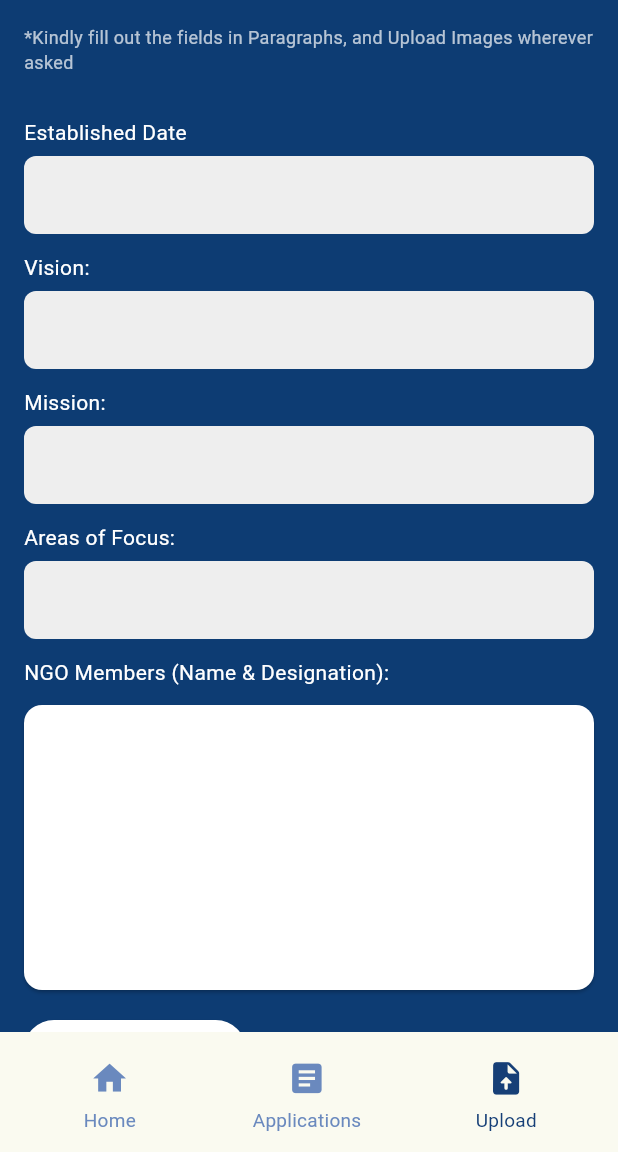
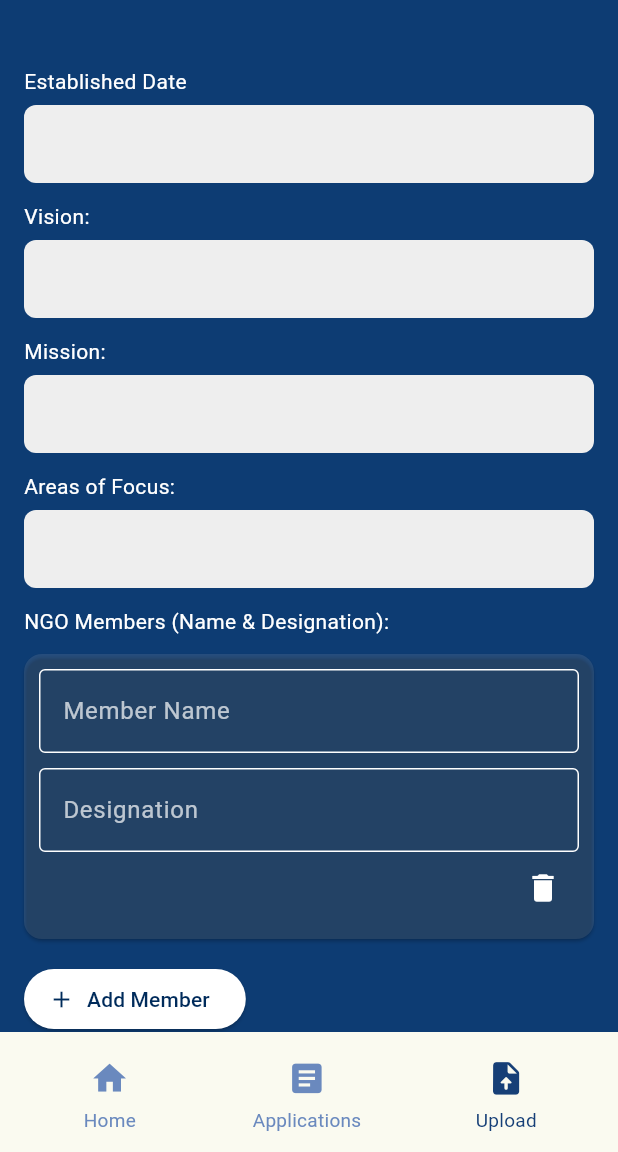
Before and after one commit to suzannedantis/ngobeacon, a Flutter app: the UpdateNGOWikiPage screen opened directly, on a phone screen of 412 x 824 dp, the part 84-1236 px from its top. Run offline on Flutter 3.47's test engine with Material 3 defaults, Android fonts, the phone set to English and light mode, and no system bars; our stand-ins replace fl_chart, google_fonts, google_sign_in, image_picker, supabase_flutter; accounts and stored records are empty.

Commit message:
added designation and made success stories as cards

```diff
--- a/lib/NGO_WIKI/update_ngowiki_page.dart
+++ b/lib/NGO_WIKI/update_ngowiki_page.dart
@@ -44,10 +44,6 @@
           child: Column(
             crossAxisAlignment: CrossAxisAlignment.start,
             children: [
-              const Text(
-                '*Kindly fill out the fields in Paragraphs, and Upload Images wherever asked',
-                style: TextStyle(color: Colors.white70, fontSize: 12),
-              ),
               const SizedBox(height: 16),
               buildLabel('Established Date'),
               buildField(),
@@ -64,7 +60,7 @@
                 itemCount: _nameControllers.length,
                 itemBuilder: (context, index) {
                   return Card(
-                    color: Colors.white,
+                    color: Colors.white.withOpacity(0.1),
                     margin: EdgeInsets.symmetric(vertical: 6),
                     child: Padding(
                       padding: const EdgeInsets.all(10),
@@ -128,8 +124,6 @@
                   foregroundColor: Color(0xFF002B5B),
                 ),
               ),
-              buildLabel('Contact Information'),
-              buildField(),
               const SizedBox(height: 24),
               Center(
                 child: ElevatedButton(
```
